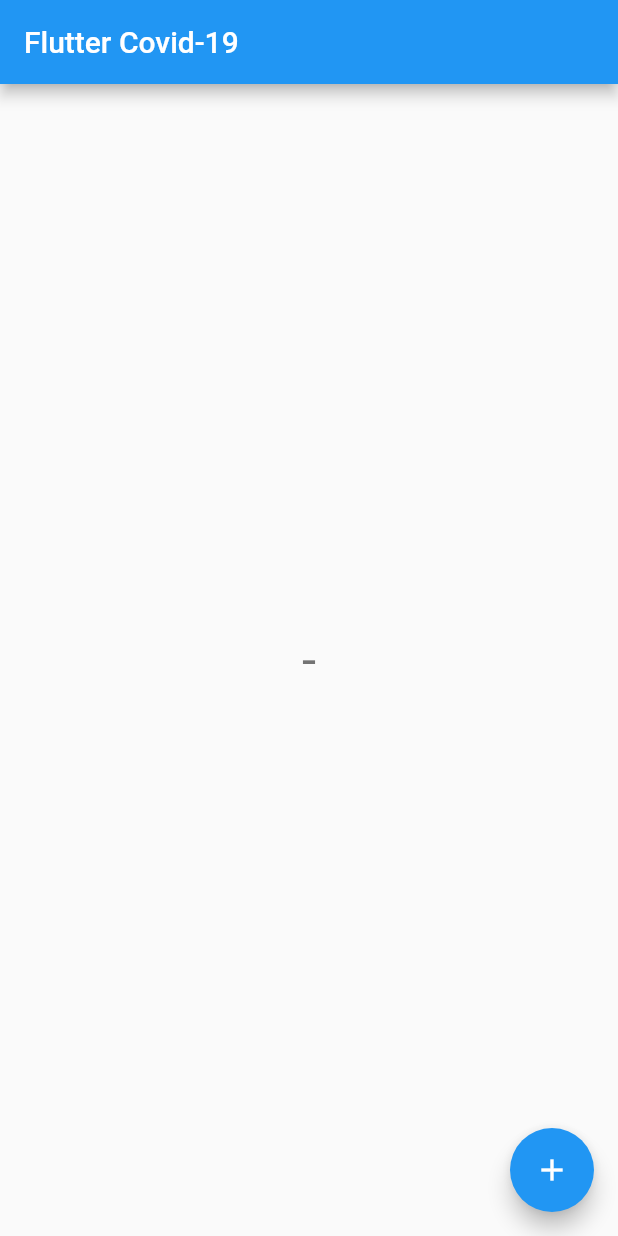
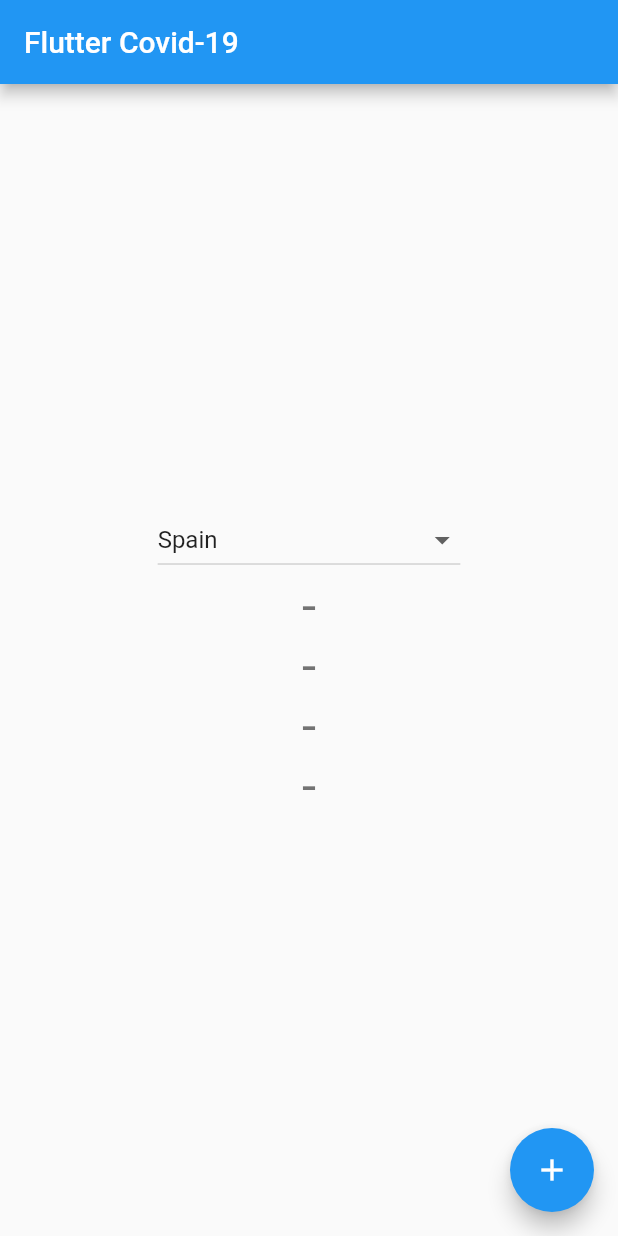
Before and after one commit to jordisabat/CovidTrackerApp, a Flutter app: the screen it shows after launch, after a tap on the "add" icon, on a phone screen of 412 x 824 dp. Run offline on Flutter 3.47's test engine with Material 2 defaults, Android fonts, the phone set to English and light mode, and no system bars; network calls fail.

Commit message:
Added country selector

```diff
--- a/lib/main.dart
+++ b/lib/main.dart
@@ -30,16 +30,23 @@ class MyHomePage extends StatefulWidget {
 
 class _MyHomePageState extends State<MyHomePage> {
   CovidCountry _covidCountry;
-
+  List<String> _locations = ['Spain', 'Portugal', 'Slovenia'];
+  String _selectedCountry = 'Spain';
+  final apiService = APIService(API.sandbox());
+  CovidCountry covid;
   void _getData() async {
-    final apiService = APIService(API.sandbox());
-    CovidCountry covid = await apiService.getEndpointData(
-      endpoint: Endpoint.countries,
-      country: "spain",
-    );
+    covid = await fetchCovidData();
     setState(() {
       _covidCountry = covid;
     });
+  }
+
+  Future<CovidCountry> fetchCovidData() async {
+    CovidCountry covid = await apiService.getEndpointData(
+      endpoint: Endpoint.countries,
+      country: _selectedCountry,
+    );
+    return covid;
   }
 
   @override
@@ -52,8 +59,39 @@ class _MyHomePageState extends State<MyHomePage> {
         child: Column(
           mainAxisAlignment: MainAxisAlignment.center,
           children: <Widget>[
+            DropdownButton(
+              hint: Text(
+                  'Please choose a location'), // Not necessary for Option 1
+              value: _selectedCountry,
+              onChanged: (country) {
+                _selectedCountry = country;
+                _getData();
+              },
+              items: _locations.map((location) {
+                return DropdownMenuItem(
+                  child: new Text(location),
+                  value: location,
+                );
+              }).toList(),
+            ),
             Text(
               _covidCountry != null ? 'cases: ${_covidCountry.cases}' : "-",
+              style: Theme.of(context).textTheme.display1,
+            ),
+            Text(
+              _covidCountry != null ? 'deaths: ${_covidCountry.deaths}' : "-",
+              style: Theme.of(context).textTheme.display1,
+            ),
+            Text(
+              _covidCountry != null
+                  ? 'today deaths: ${_covidCountry.todayDeaths}'
+                  : "-",
+              style: Theme.of(context).textTheme.display1,
+            ),
+            Text(
+              _covidCountry != null
+                  ? 'recovered: ${_covidCountry.recovered}'
+                  : "-",
               style: Theme.of(context).textTheme.display1,
             ),
           ],
--- a/lib/models/covid_country.model.dart
+++ b/lib/models/covid_country.model.dart
@@ -62,8 +62,8 @@ class CovidCountry {
 
 class CountryInfo {
   int iId;
-  int lat;
-  int long;
+  double lat;
+  double long;
   String flag;
   String iso3;
   String iso2;
@@ -72,8 +72,8 @@ class CountryInfo {
 
   CountryInfo.fromJson(Map<String, dynamic> json) {
     iId = json['_id'];
-    lat = json['lat'];
-    long = json['long'];
+    lat = json['lat'].toDouble();
+    long = json['long'].toDouble();
     flag = json['flag'];
     iso3 = json['iso3'];
     iso2 = json['iso2'];
```
